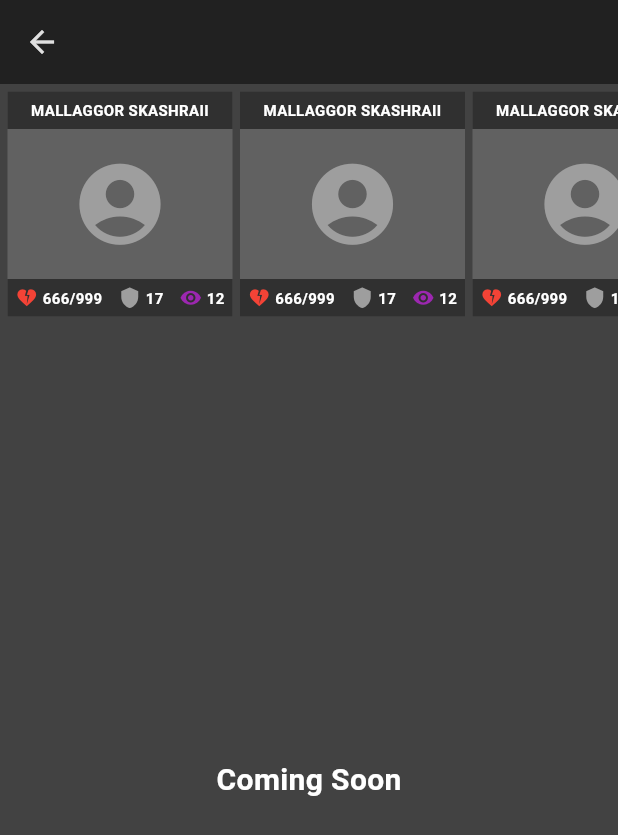
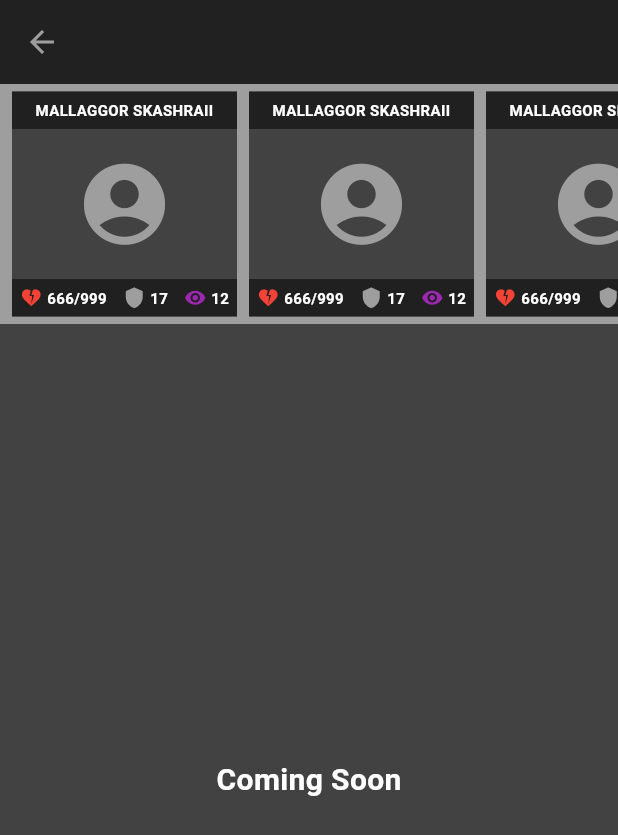
Before and after one commit to SirGanB/keepershield_rpg, a Flutter app: the TableView screen opened directly with empty values, on a phone screen of 412 x 824 dp. Shown: the top 835 px of the screen. Run offline on Flutter 3.47's test engine with Material 3 defaults, Android fonts, the phone set to English and light mode, and no system bars; network calls fail.

Commit message:
version: a5

```diff
--- a/lib/components/comp_character_portrait.dart
+++ b/lib/components/comp_character_portrait.dart
@@ -6,8 +6,8 @@ class CompCharacterPortrait extends StatelessWidget {
   @override
   Widget build(BuildContext context) {
     return Container(
-      margin: const EdgeInsets.fromLTRB(0, 5, 5, 5),
-      color: Colors.grey[700],
+      margin: const EdgeInsets.fromLTRB(0, 5, 8, 5),
+      color: Colors.grey[800],
       height: 150,
       width: 150,
       child:
--- a/lib/main.dart
+++ b/lib/main.dart
@@ -12,9 +12,9 @@ class MyApp extends StatelessWidget {
   Widget build(BuildContext context) {
     return SafeArea(
       child: MaterialApp(
-        title: 'RPG Keeper HUB',
+        title: 'KeeperShield RPG',
         theme: ThemeData(
-          colorScheme: ColorScheme.fromSeed(seedColor: Colors.deepPurple),
+          colorScheme: ColorScheme.fromSeed(seedColor: Colors.black),
           useMaterial3: true,
         ),
         home: const WelcomeView(),
--- a/lib/views/Home/Table View/table_view.dart
+++ b/lib/views/Home/Table View/table_view.dart
@@ -11,22 +11,19 @@ class TableView extends StatelessWidget {
     return Scaffold(
       appBar: appbar(),
       backgroundColor: Colors.grey[800],
-      body: const Column(children: [
+      body: Column(children: [
         SingleChildScrollView(
           scrollDirection: Axis.horizontal,
+          child: Container(
+            color: Colors.grey,
             child: Row(
               children: [
-              SizedBox(width: 5),
-              CompCharacterPortrait(),
-              CompCharacterPortrait(),
-              CompCharacterPortrait(),
-              CompCharacterPortrait(),
-              CompCharacterPortrait(),
-              CompCharacterPortrait(),
+                SizedBox(width: 8),
                 CompCharacterPortrait(),
                 CompCharacterPortrait(),
                 CompCharacterPortrait(),
               ],
+            ),
           ),
         ),
         Expanded(
@@ -41,11 +38,11 @@ class TableView extends StatelessWidget {
   }
 
   AppBar appbar() => AppBar(
-        iconTheme: IconThemeData(color: Colors.grey[300]),
+        iconTheme: IconThemeData(color: Colors.grey),
         title: Text(
           table.title.toUpperCase(),
           style: const TextStyle(
-            color: Colors.white,
+            color: Colors.grey,
             fontWeight: FontWeight.bold,
           ),
         ),
--- a/lib/views/home_view.dart
+++ b/lib/views/home_view.dart
@@ -17,13 +17,13 @@ class HomeView extends StatelessWidget {
           automaticallyImplyLeading: false,
           centerTitle: true,
           title: const Text(
-            'RPG Keeper',
+            'KeeperShield RPG',
             style: TextStyle(color: Colors.white, fontWeight: FontWeight.bold),
           ),
           bottom: const TabBar(
               labelColor: Colors.white,
               unselectedLabelColor: Colors.grey,
-              indicatorColor: Colors.deepOrange,
+              indicatorColor: Colors.white,
               indicatorSize: TabBarIndicatorSize.tab,
               indicatorWeight: 2,
               tabs: [
```
Lines whose indentation alone changed are shown as unchanged.
